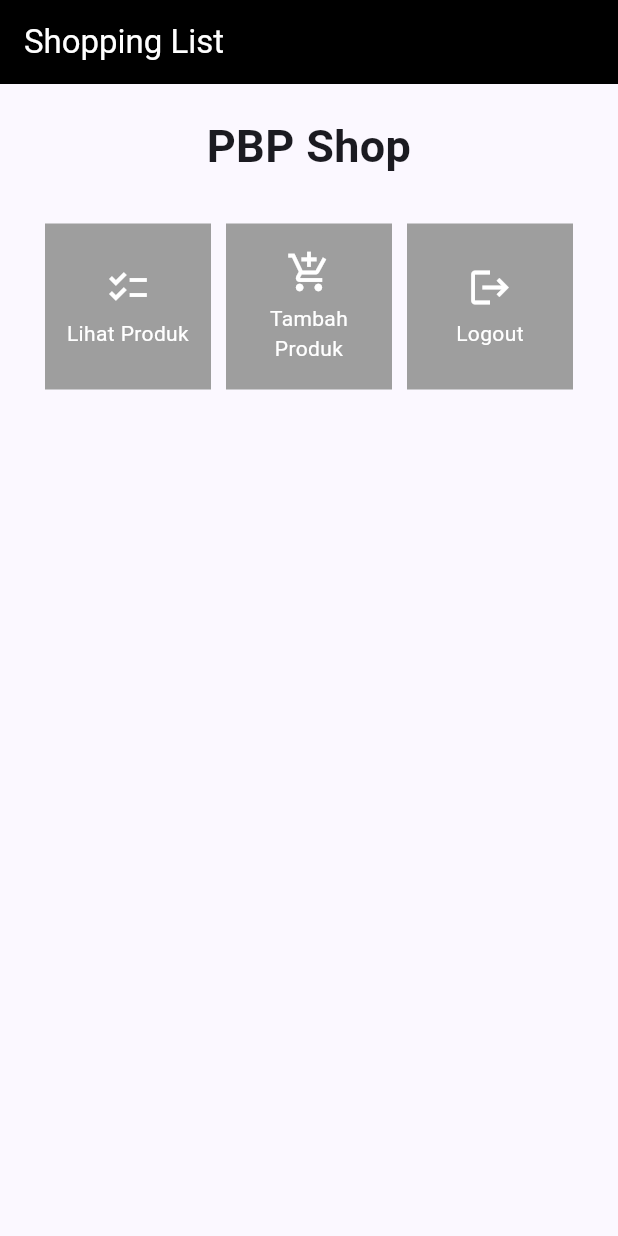
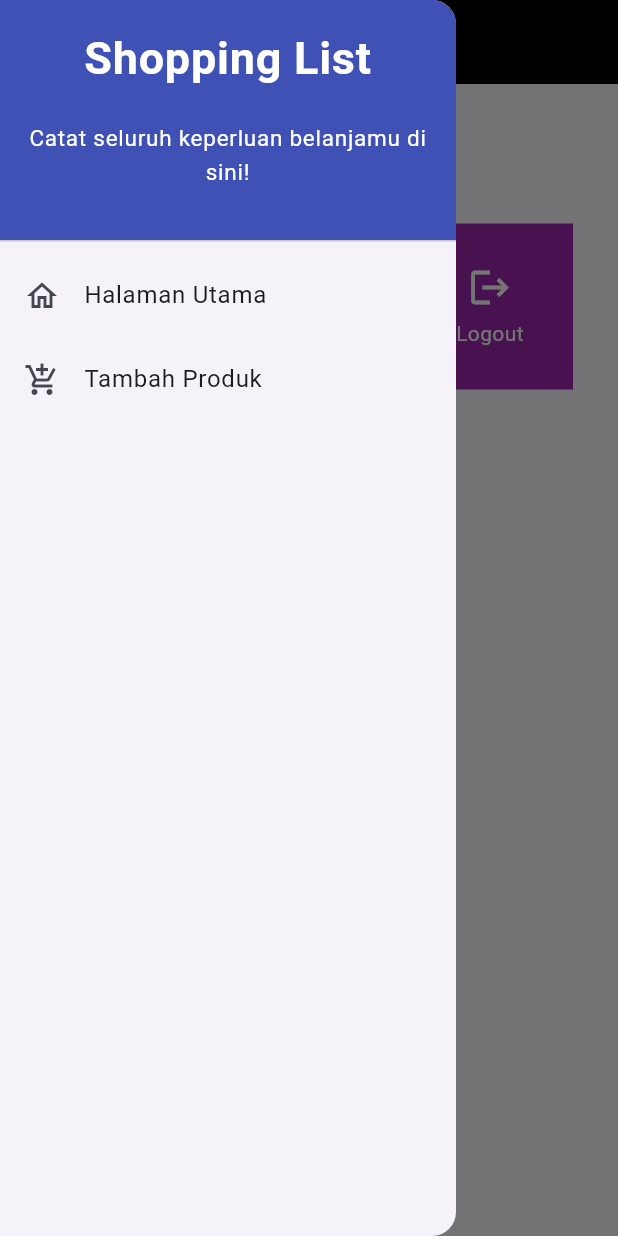
Before and after one commit to eilalleinat/shopping-list-mobile, a Flutter app: the screen it shows after launch, with the side drawer open (before the commit the screen has no drawer), on a phone screen of 412 x 824 dp. Run offline on Flutter 3.47's test engine with Material 2 defaults, Android fonts, the phone set to English and light mode, and no system bars.

Commit message:
tutorial 7 selesai

```diff
--- a/lib/main.dart
+++ b/lib/main.dart
@@ -1,5 +1,5 @@
 import 'package:flutter/material.dart';
-import 'package:shopping_list/menu.dart';
+import 'package:shopping_list/screens/menu.dart';
 
 void main() {
   runApp(const MyApp());
--- a/lib/menu.dart
+++ /dev/null
@@ -1,123 +0,0 @@
-import 'package:flutter/material.dart';
-
-class MyHomePage extends StatelessWidget {
-  MyHomePage({Key? key}) : super(key: key);
-
-  // This widget is the home page of your application. It is stateful, meaning
-  // that it has a State object (defined below) that contains fields that affect
-  // how it looks.
-
-  // This class is the configuration for the state. It holds the values (in this
-  // case the title) provided by the parent (in this case the App widget) and
-  // used by the build method of the State. Fields in a Widget subclass are
-  // always marked "final".
-
-  final List<ShopItem> items = [
-    ShopItem("Lihat Produk", Icons.checklist),
-    ShopItem("Tambah Produk", Icons.add_shopping_cart),
-    ShopItem("Logout", Icons.logout),
-  ];
-    @override
-    Widget build(BuildContext context) {
-        return Scaffold(
-      appBar: AppBar(
-        title: const Text(
-          'Shopping List',
-          style: TextStyle(color: Colors.white),
-        ),
-        backgroundColor: Colors.black,
-      ),
-      body: SingleChildScrollView(
-        // Widget wrapper yang dapat discroll
-        child: Padding(
-          padding: const EdgeInsets.all(10.0), // Set padding dari halaman
-          child: Column(
-            // Widget untuk menampilkan children secara vertikal
-            children: <Widget>[
-              const Padding(
-                padding: EdgeInsets.only(top: 10.0, bottom: 10.0),
-                // Widget Text untuk menampilkan tulisan dengan alignment center dan style yang sesuai
-                child: Text(
-                  'PBP Shop', // Text yang menandakan toko
-                  textAlign: TextAlign.center,
-                  style: TextStyle(
-                    fontSize: 30,
-                    fontWeight: FontWeight.bold,
-                  ),
-                ),
-              ),
-              // Grid layout
-              GridView.count(
-                // Container pada card kita.
-                primary: true,
-                padding: const EdgeInsets.all(20),
-                crossAxisSpacing: 10,
-                mainAxisSpacing: 10,
-                crossAxisCount: 3,
-                shrinkWrap: true,
-                children: items.map((ShopItem item) {
-                  // Iterasi untuk setiap item
-                  return ShopCard(item);
-                }).toList(),
-              ),
-            ],
-          ),
-        ),
-      ),
-    );
-    }
-
-}
-
-
-class ShopCard extends StatelessWidget {
-  final ShopItem item;
-
-  const ShopCard(this.item, {super.key}); // Constructor
-
-  @override
-  Widget build(BuildContext context) {
-    return Material(
-      color: Colors.grey,
-      child: InkWell(
-        // Area responsive terhadap sentuhan
-        onTap: () {
-          // Memunculkan SnackBar ketika diklik
-          ScaffoldMessenger.of(context)
-            ..hideCurrentSnackBar()
-            ..showSnackBar(SnackBar(
-                content: Text("Kamu telah menekan tombol ${item.name}!")));
-        },
-        child: Container(
-          // Container untuk menyimpan Icon dan Text
-          padding: const EdgeInsets.all(8),
-          child: Center(
-            child: Column(
-              mainAxisAlignment: MainAxisAlignment.center,
-              children: [
-                Icon(
-                  item.icon,
-                  color: Colors.white,
-                  size: 30.0,
-                ),
-                const Padding(padding: EdgeInsets.all(3)),
-                Text(
-                  item.name,
-                  textAlign: TextAlign.center,
-                  style: const TextStyle(color: Colors.white),
-                ),
-              ],
-            ),
-          ),
-        ),
-      ),
-    );
-  }
-}
-
-class ShopItem {
-  final String name;
-  final IconData icon;
-
-  ShopItem(this.name, this.icon);
-}
--- /dev/null
+++ b/lib/screens/menu.dart
@@ -0,0 +1,129 @@
+import 'package:flutter/material.dart';
+import 'package:shopping_list/screens/shoplist_form.dart';
+import 'package:shopping_list/widgets/left_drawer.dart';
+import 'package:shopping_list/widgets/shop_card.dart';
+
+class MyHomePage extends StatelessWidget {
+  MyHomePage({Key? key}) : super(key: key);
+
+  // This widget is the home page of your application. It is stateful, meaning
+  // that it has a State object (defined below) that contains fields that affect
+  // how it looks.
+
+  // This class is the configuration for the state. It holds the values (in this
+  // case the title) provided by the parent (in this case the App widget) and
+  // used by the build method of the State. Fields in a Widget subclass are
+  // always marked "final".
+
+  final List<ShopItem> items = [
+    ShopItem("Lihat Produk", Icons.checklist,Colors.red),
+    ShopItem("Tambah Produk", Icons.add_shopping_cart, Colors.blue),
+    ShopItem("Logout", Icons.logout, Colors.purple),
+  ];
+    @override
+    Widget build(BuildContext context) {
+        return Scaffold(
+          appBar: AppBar(
+            title: const Text(
+              'Shopping List',
+              style: TextStyle(color: Colors.white),
+            ),
+              backgroundColor: Colors.black,
+              foregroundColor: Colors.white
+          ),
+           // Masukkan drawer sebagai parameter nilai drawer dari widget Scaffold
+          drawer: const LeftDrawer(),
+          body: SingleChildScrollView(
+            // Widget wrapper yang dapat discroll
+            child: Padding(
+              padding: const EdgeInsets.all(10.0), // Set padding dari halaman
+              child: Column(
+                // Widget untuk menampilkan children secara vertikal
+                children: <Widget>[
+                  const Padding(
+                    padding: EdgeInsets.only(top: 10.0, bottom: 10.0),
+                    // Widget Text untuk menampilkan tulisan dengan alignment center dan style yang sesuai
+                    child: Text(
+                      'PBP Shop', // Text yang menandakan toko
+                      textAlign: TextAlign.center,
+                      style: TextStyle(
+                        fontSize: 30,
+                        fontWeight: FontWeight.bold,
+                      ),
+                    ),
+                  ),
+                  // Grid layout
+                  GridView.count(
+                    // Container pada card kita.
+                    primary: true,
+                    padding: const EdgeInsets.all(20),
+                    crossAxisSpacing: 10,
+                    mainAxisSpacing: 10,
+                    crossAxisCount: 3,
+                    shrinkWrap: true,
+                    children: items.map((ShopItem item) {
+                      // Iterasi untuk setiap item
+                      return ShopCard(item);
+                    }).toList(),
+                  ),
+                ],
+              ),
+            ),
+          ),
+        );
+    }
+
+}
+
+
+class ShopCard extends StatelessWidget {
+  final ShopItem item;
+
+  const ShopCard(this.item, {super.key}); // Constructor
+
+  @override
+  Widget build(BuildContext context) {
+    return Material(
+      color: item.color,
+      child: InkWell(
+        // Area responsive terhadap sentuhan
+        onTap: () {
+          // Memunculkan SnackBar ketika diklik
+          ScaffoldMessenger.of(context)
+            ..hideCurrentSnackBar()
+            ..showSnackBar(SnackBar(
+                content: Text("Kamu telah menekan tombol ${item.name}!")));
+
+          // Navigate ke route yang sesuai (tergantung jenis tombol)
+          if (item.name == "Tambah Produk") {
+            // TODO: Gunakan Navigator.push untuk melakukan navigasi ke MaterialPageRoute yang mencakup ShopFormPage.
+              Navigator.push(context,
+                    MaterialPageRoute(builder: (context) => const ShopFormPage()));
+          }
+        },
+        child: Container(
+          // Container untuk menyimpan Icon dan Text
+          padding: const EdgeInsets.all(8),
+          child: Center(
+            child: Column(
+              mainAxisAlignment: MainAxisAlignment.center,
+              children: [
+                Icon(
+                  item.icon,
+                  color: Colors.white,
+                  size: 30.0,
+                ),
+                const Padding(padding: EdgeInsets.all(3)),
+                Text(
+                  item.name,
+                  textAlign: TextAlign.center,
+                  style: const TextStyle(color: Colors.white),
+                ),
+              ],
+            ),
+          ),
+        ),
+      ),
+    );
+  }
+}
--- /dev/null
+++ b/lib/widgets/left_drawer.dart
@@ -0,0 +1,79 @@
+import 'package:flutter/material.dart';
+import 'package:shopping_list/screens/menu.dart';
+import 'package:shopping_list/screens/shoplist_form.dart';
+// TODO: Impor halaman ShopFormPage jika sudah dibuat
+
+class LeftDrawer extends StatelessWidget {
+  const LeftDrawer({super.key});
+
+  @override
+  Widget build(BuildContext context) {
+    return Drawer(
+      child: ListView(
+        children: [
+          const DrawerHeader(
+            decoration: BoxDecoration(
+              color: Colors.indigo,
+            ),
+            child: Column(
+              children: [
+                Text(
+                  'Shopping List',
+                  textAlign: TextAlign.center,
+                  style: TextStyle(
+                    fontSize: 30,
+                    fontWeight: FontWeight.bold,
+                    color: Colors.white,
+                  ),
+                ),
+                Padding(padding: EdgeInsets.all(10)),
+                Text(
+                  "Catat seluruh keperluan belanjamu di sini!",
+                  textAlign: TextAlign.center,
+                  style: TextStyle(
+                    fontSize: 15,
+                    fontWeight: FontWeight.normal,
+                    color: Colors.white
+                  ),
+
+                    // TODO: Tambahkan gaya teks dengan center alignment, font ukuran 15, warna putih, dan weight biasa
+                    ),
+              ],
+            ),
+          ),
+          // TODO: Bagian routing
+
+          ListTile(
+              leading: const Icon(Icons.home_outlined),
+              title: const Text('Halaman Utama'),
+              // Bagian redirection ke MyHomePage
+              onTap: () {
+                Navigator.pushReplacement(
+                    context,
+                    MaterialPageRoute(
+                      builder: (context) => MyHomePage(),
+                    ));
+              },
+            ),
+            ListTile(
+              leading: const Icon(Icons.add_shopping_cart),
+              title: const Text('Tambah Produk'),
+              // Bagian redirection ke ShopFormPage
+
+              onTap: () {
+                /*
+                TODO: Buatlah routing ke ShopFormPage di sini,
+                setelah halaman ShopFormPage sudah dibuat.
+                */
+                Navigator.pushReplacement(
+                context,
+                MaterialPageRoute(
+                    builder: (context) => ShopFormPage(),
+                ));
+              },
+            ),
+        ],
+      ),
+    );
+  }
+}
--- /dev/null
+++ b/lib/widgets/shop_card.dart
@@ -0,0 +1,9 @@
+import 'package:flutter/material.dart';
+
+class ShopItem {
+  final String name;
+  final IconData icon;
+  final Color color;
+
+  ShopItem(this.name, this.icon, this.color);
+}
```
Also changed, not shown: lib/screens/shoplist_form.dart (added, +167 -0 lines).
